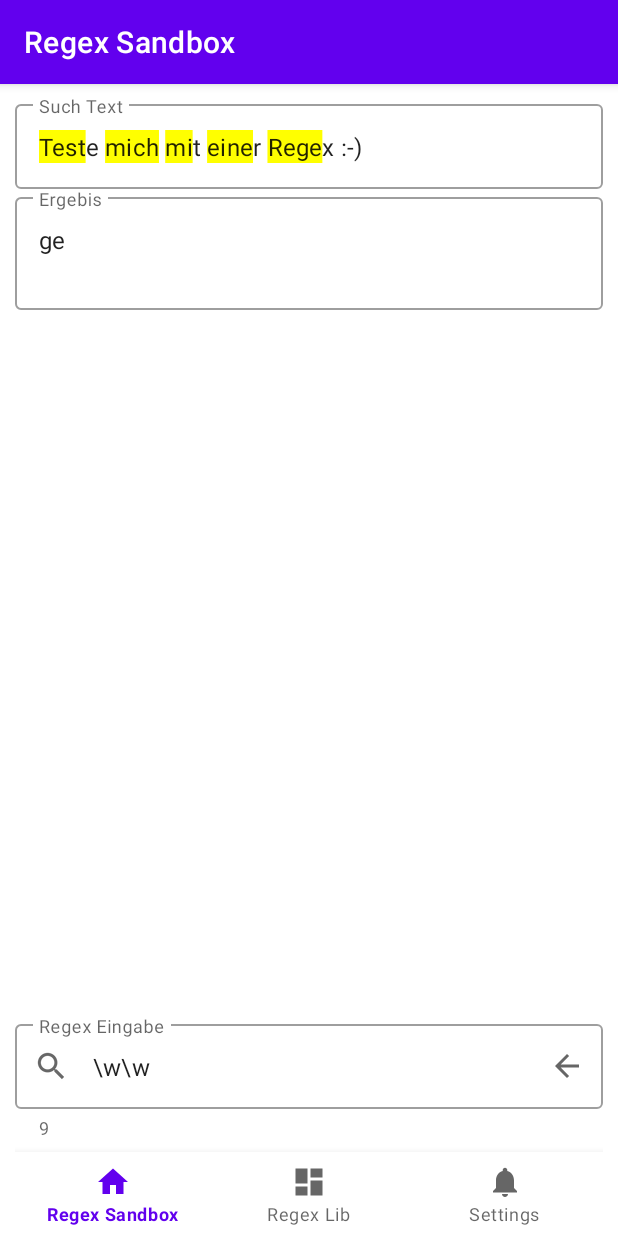
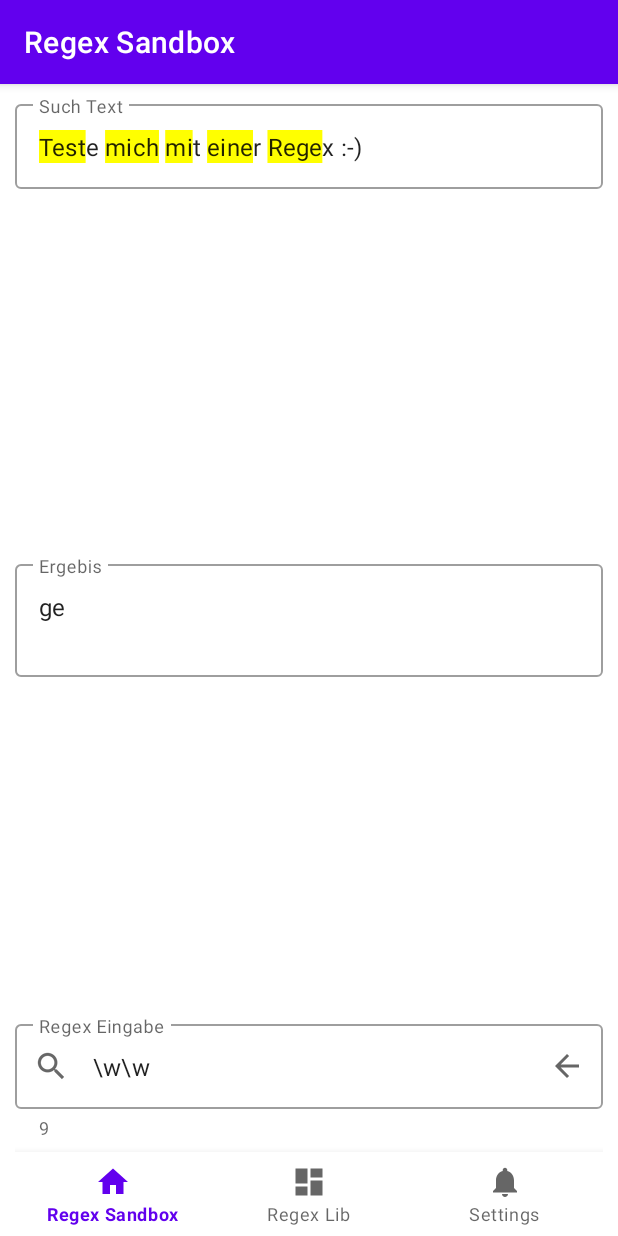
Before and after one commit to codingbychanche/RegexLab, an Android app: the screen it shows after launch (MainActivity), after a tap on an icon or button, on a phone screen of 412 x 824 dp. Run offline under Robolectric (Android 15) with nearby library versions, the phone set to English and light mode, and no system bars; our stand-ins replace navigation-ui.

Commit message:
Layout improved

```diff
--- a/app/src/main/AndroidManifest.xml
+++ b/app/src/main/AndroidManifest.xml
@@ -15,6 +15,8 @@
         <activity
             android:name=".MainActivity"
             android:exported="true"
+            android:windowSoftInputMode="adjustPan"
+
             android:label="@string/app_name">
             <intent-filter>
                 <action android:name="android.intent.action.MAIN" />
--- a/app/src/main/java/com/example/funwithregex/ui/RegexSandbox/RegexSandBox.java
+++ b/app/src/main/java/com/example/funwithregex/ui/RegexSandbox/RegexSandBox.java
@@ -51,6 +51,7 @@ public class RegexSandBox extends Fragment {
         regexInputLayout.setStartIconOnClickListener(new View.OnClickListener() {
             @Override
             public void onClick(View v) {
+                resultView.setText("");
                 String testText = testTextInputView.getText().toString();
                 SpannableString t = new SpannableString(testText);
                 t.setSpan(0, 0, t.length(), 0);
@@ -149,7 +150,7 @@ public class RegexSandBox extends Fragment {
         regexSandBoxViewModel.getResult().observe(getViewLifecycleOwner(), new Observer<String>() {
             @Override
             public void onChanged(String s) {
-                resultView.setText(s);
+                resultView.append(s);
             }
         });
 
--- a/app/src/main/res/layout/regex_sandbox.xml
+++ b/app/src/main/res/layout/regex_sandbox.xml
@@ -7,34 +7,11 @@
     app:layout_constraintBottom_toTopOf="@id/regex_result_layout"
     tools:context=".ui.RegexSandbox.RegexSandBox">
 
-    <com.google.android.material.textfield.TextInputLayout
-        android:id="@+id/regex_input_layout"
-        style="@style/Widget.MaterialComponents.TextInputLayout.OutlinedBox"
-        android:layout_width="match_parent"
-        android:layout_height="wrap_content"
-        android:layout_marginBottom="64dp"
-        app:endIconMode="custom"
-        app:errorEnabled="true"
-        app:layout_constraintBottom_toBottomOf="parent"
-        app:layout_constraintHorizontal_weight="6"
-        app:layout_constraintLeft_toLeftOf="parent"
-        app:startIconDrawable="?android:attr/actionModeWebSearchDrawable"
-        app:endIconDrawable="?android:attr/actionModeCloseDrawable">
-
-        <EditText
-            android:id="@+id/regex_input"
-            android:layout_width="match_parent"
-            android:layout_height="wrap_content"
-            android:drawableEnd="@android:drawable/ic_menu_help"
-            android:hint="@string/regex_input_hint"
-            app:layout_constraintTop_toTopOf="parent"></EditText>
-    </com.google.android.material.textfield.TextInputLayout>
-
     <ScrollView
         android:id="@+id/scrollView2"
         android:layout_width="match_parent"
         android:layout_height="0dp"
-        app:layout_constraintStart_toStartOf="parent"
+        app:layout_constraintBottom_toTopOf="@+id/result_scroll_view"
         app:layout_constraintTop_toTopOf="parent"
         app:layout_constraintVertical_weight=".5">
 
@@ -43,6 +20,7 @@
             style="@style/Widget.MaterialComponents.TextInputLayout.OutlinedBox"
             android:layout_width="match_parent"
             android:layout_height="wrap_content"
+            app:layout_constraintBottom_toBottomOf="parent"
             app:layout_constraintLeft_toLeftOf="parent"
             app:layout_constraintTop_toTopOf="parent">
 
@@ -58,16 +36,16 @@
     <ScrollView
         android:id="@+id/result_scroll_view"
         android:layout_width="match_parent"
-        android:layout_height="300dp"
-        app:layout_constraintTop_toBottomOf="@+id/scrollView2"
+        android:layout_height="0dp"
+        app:layout_constraintTop_toBottomOf="@id/scrollView2"
+        app:layout_constraintBottom_toTopOf="@+id/regex_input_layout"
         app:layout_constraintVertical_weight=".5">
 
         <com.google.android.material.textfield.TextInputLayout
             android:id="@+id/regex_result_layout"
             style="@style/Widget.MaterialComponents.TextInputLayout.OutlinedBox"
             android:layout_width="match_parent"
-            android:layout_height="300dp"
-
+            android:layout_height="wrap_content"
             app:layout_constraintLeft_toLeftOf="parent"
             app:layout_constraintTop_toTopOf="parent">
 
@@ -79,4 +57,27 @@
                 android:paddingLeft="10dp" />
         </com.google.android.material.textfield.TextInputLayout>
     </ScrollView>
+
+    <com.google.android.material.textfield.TextInputLayout
+        android:id="@+id/regex_input_layout"
+        style="@style/Widget.MaterialComponents.TextInputLayout.OutlinedBox"
+        android:layout_width="match_parent"
+        android:layout_height="wrap_content"
+        android:layout_marginBottom="64dp"
+        app:endIconDrawable="?android:attr/actionModeCloseDrawable"
+        app:endIconMode="custom"
+        app:errorEnabled="true"
+        app:layout_constraintBottom_toBottomOf="parent"
+        app:layout_constraintLeft_toLeftOf="parent"
+        app:startIconDrawable="?android:attr/actionModeWebSearchDrawable">
+
+        <EditText
+            android:id="@+id/regex_input"
+            android:layout_width="match_parent"
+            android:layout_height="wrap_content"
+            android:drawableEnd="@android:drawable/ic_menu_help"
+            android:hint="@string/regex_input_hint"
+            app:layout_constraintTop_toTopOf="parent"></EditText>
+    </com.google.android.material.textfield.TextInputLayout>
+
 </androidx.constraintlayout.widget.ConstraintLayout>
--- a/app/src/main/res/menu/regex_input_pop_up.xml
+++ b/app/src/main/res/menu/regex_input_pop_up.xml
@@ -1,5 +1,6 @@
 <?xml version="1.0" encoding="utf-8"?>
-<menu xmlns:android="http://schemas.android.com/apk/res/android">
+<menu xmlns:android="http://schemas.android.com/apk/res/android"
+    xmlns:app="http://schemas.android.com/apk/res-auto">
 
 
     <item
```
